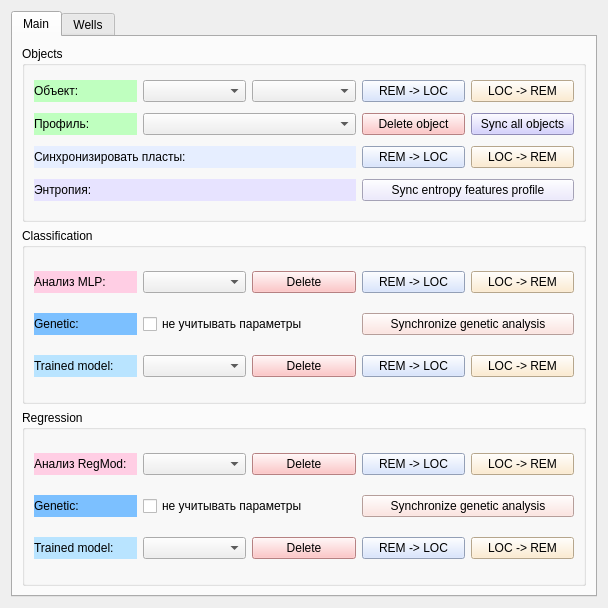
The window that qt/rem_db_window.ui (idergunoff/geovel_1.0) describes before a commit, drawn with Qt 5.
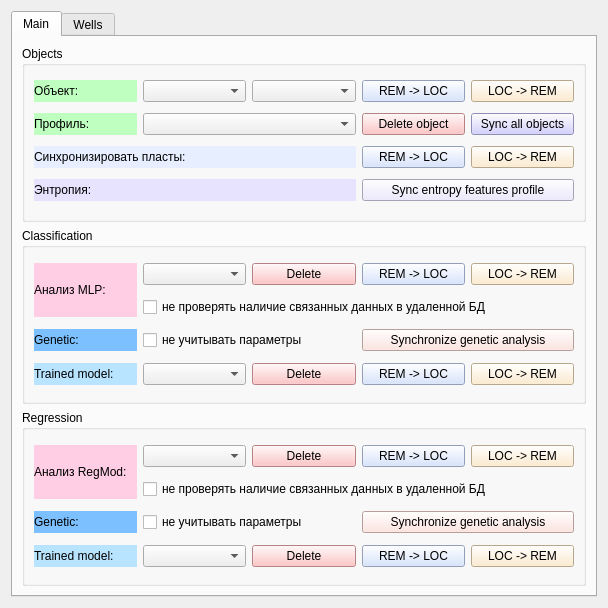
The same window after the commit.

Commit message: checkBox_dont_check_dependencies for clas and reg

```diff
--- a/qt/rem_db_window.ui
+++ b/qt/rem_db_window.ui
@@ -197,20 +197,30 @@
           <string>Classification</string>
          </property>
          <layout class="QGridLayout" name="gridLayout_3">
-          <item row="0" column="3">
-           <widget class="QPushButton" name="pushButton_load_mlp">
+          <item row="3" column="1" colspan="2">
+           <widget class="QCheckBox" name="checkBox_check_ga_params">
+            <property name="text">
+             <string>не учитывать параметры</string>
+            </property>
+           </widget>
+          </item>
+          <item row="0" column="4">
+           <widget class="QPushButton" name="pushButton_unload_mlp">
             <property name="toolTip">
-             <string>Загрузить анализ MLP с удаленной БД на локальную</string>
+             <string>Выгрузить анализ с локальной БД на удаленную</string>
             </property>
             <property name="styleSheet">
-             <string notr="true">background-color: rgb(206, 222, 255);</string>
+             <string notr="true">background-color: rgb(255, 233, 196);</string>
             </property>
             <property name="text">
-             <string>REM -&gt; LOC</string>
+             <string>LOC -&gt; REM</string>
             </property>
            </widget>
           </item>
-          <item row="2" column="2">
+          <item row="4" column="1">
+           <widget class="QComboBox" name="comboBox_trained_model_rdb"/>
+          </item>
+          <item row="4" column="2">
            <widget class="QPushButton" name="pushButton_delete_model_rdb">
             <property name="toolTip">
              <string>Удалить модель в удаленной БД</string>
@@ -236,10 +246,17 @@
             </property>
            </widget>
           </item>
-          <item row="0" column="1">
-           <widget class="QComboBox" name="comboBox_mlp_rdb"/>
+          <item row="4" column="4">
+           <widget class="QPushButton" name="pushButton_unload_model">
+            <property name="styleSheet">
+             <string notr="true">background-color: rgb(255, 233, 196);</string>
+            </property>
+            <property name="text">
+             <string>LOC -&gt; REM</string>
+            </property>
+           </widget>
           </item>
-          <item row="1" column="0">
+          <item row="3" column="0">
            <widget class="QLabel" name="label_6">
             <property name="styleSheet">
              <string notr="true">background-color: rgb(124, 192, 255);</string>
@@ -249,30 +266,23 @@
             </property>
            </widget>
           </item>
-          <item row="0" column="4">
-           <widget class="QPushButton" name="pushButton_unload_mlp">
+          <item row="0" column="1">
+           <widget class="QComboBox" name="comboBox_mlp_rdb"/>
+          </item>
+          <item row="0" column="3">
+           <widget class="QPushButton" name="pushButton_load_mlp">
             <property name="toolTip">
-             <string>Выгрузить анализ с локальной БД на удаленную</string>
+             <string>Загрузить анализ MLP с удаленной БД на локальную</string>
             </property>
             <property name="styleSheet">
-             <string notr="true">background-color: rgb(255, 233, 196);</string>
+             <string notr="true">background-color: rgb(206, 222, 255);</string>
             </property>
             <property name="text">
-             <string>LOC -&gt; REM</string>
+             <string>REM -&gt; LOC</string>
             </property>
            </widget>
           </item>
-          <item row="2" column="1">
-           <widget class="QComboBox" name="comboBox_trained_model_rdb"/>
-          </item>
-          <item row="1" column="1" colspan="2">
-           <widget class="QCheckBox" name="checkBox_check_ga_params">
-            <property name="text">
-             <string>не учитывать параметры</string>
-            </property>
-           </widget>
-          </item>
-          <item row="2" column="0">
+          <item row="4" column="0">
            <widget class="QLabel" name="label_7">
             <property name="styleSheet">
              <string notr="true">background-color: rgb(185, 228, 255);</string>
@@ -282,17 +292,7 @@
             </property>
            </widget>
           </item>
-          <item row="0" column="0">
-           <widget class="QLabel" name="label_3">
-            <property name="styleSheet">
-             <string notr="true">background-color: rgb(255, 206, 228);</string>
-            </property>
-            <property name="text">
-             <string>Анализ MLP:</string>
-            </property>
-           </widget>
-          </item>
-          <item row="1" column="3" colspan="2">
+          <item row="3" column="3" colspan="2">
            <widget class="QPushButton" name="pushButton_sync_ga_cls">
             <property name="styleSheet">
              <string notr="true">background-color: rgb(255, 221, 215);</string>
@@ -302,7 +302,7 @@
             </property>
            </widget>
           </item>
-          <item row="2" column="3">
+          <item row="4" column="3">
            <widget class="QPushButton" name="pushButton_load_model">
             <property name="styleSheet">
              <string notr="true">background-color: rgb(206, 222, 255);</string>
@@ -312,13 +312,20 @@
             </property>
            </widget>
           </item>
-          <item row="2" column="4">
-           <widget class="QPushButton" name="pushButton_unload_model">
+          <item row="0" column="0" rowspan="2">
+           <widget class="QLabel" name="label_3">
             <property name="styleSheet">
-             <string notr="true">background-color: rgb(255, 233, 196);</string>
+             <string notr="true">background-color: rgb(255, 206, 228);</string>
             </property>
             <property name="text">
-             <string>LOC -&gt; REM</string>
+             <string>Анализ MLP:</string>
+            </property>
+           </widget>
+          </item>
+          <item row="1" column="1" colspan="4">
+           <widget class="QCheckBox" name="checkBox_dont_check_dependencies">
+            <property name="text">
+             <string>не проверять наличие связанных данных в удаленной БД</string>
             </property>
            </widget>
           </item>
@@ -331,30 +338,7 @@
           <string>Regression</string>
          </property>
          <layout class="QGridLayout" name="gridLayout_4">
-          <item row="0" column="2">
-           <widget class="QPushButton" name="pushButton_delete_regmod_rdb">
-            <property name="toolTip">
-             <string>Удалить анализ MLP в удаленной БД</string>
-            </property>
-            <property name="styleSheet">
-             <string notr="true">background-color: rgb(255, 181, 182);</string>
-            </property>
-            <property name="text">
-             <string>Delete</string>
-            </property>
-           </widget>
-          </item>
-          <item row="1" column="0">
-           <widget class="QLabel" name="label_8">
-            <property name="styleSheet">
-             <string notr="true">background-color: rgb(124, 192, 255);</string>
-            </property>
-            <property name="text">
-             <string>Genetic:</string>
-            </property>
-           </widget>
-          </item>
-          <item row="2" column="2">
+          <item row="3" column="2">
            <widget class="QPushButton" name="pushButton_delete_model_reg_rdb">
             <property name="toolTip">
              <string>Удалить модель в удаленной БД</string>
@@ -367,16 +351,6 @@
             </property>
            </widget>
           </item>
-          <item row="0" column="0">
-           <widget class="QLabel" name="label_10">
-            <property name="styleSheet">
-             <string notr="true">background-color: rgb(255, 206, 228);</string>
-            </property>
-            <property name="text">
-             <string>Анализ RegMod:</string>
-            </property>
-           </widget>
-          </item>
           <item row="0" column="4">
            <widget class="QPushButton" name="pushButton_unload_regmod">
             <property name="toolTip">
@@ -390,20 +364,76 @@
             </property>
            </widget>
           </item>
-          <item row="1" column="1" colspan="2">
-           <widget class="QCheckBox" name="checkBox_check_ga_params_reg">
-            <property name="text">
-             <string>не учитывать параметры</string>
-            </property>
-           </widget>
-          </item>
-          <item row="2" column="1">
+          <item row="3" column="1">
            <widget class="QComboBox" name="comboBox_trained_model_reg_rdb"/>
           </item>
+          <item row="0" column="3">
+           <widget class="QPushButton" name="pushButton_load_regmod">
+            <property name="toolTip">
+             <string>Загрузить анализ MLP с удаленной БД на локальную</string>
+            </property>
+            <property name="styleSheet">
+             <string notr="true">background-color: rgb(206, 222, 255);</string>
+            </property>
+            <property name="text">
+             <string>REM -&gt; LOC</string>
+            </property>
+           </widget>
+          </item>
+          <item row="3" column="3">
+           <widget class="QPushButton" name="pushButton_load_model_reg">
+            <property name="styleSheet">
+             <string notr="true">background-color: rgb(206, 222, 255);</string>
+            </property>
+            <property name="text">
+             <string>REM -&gt; LOC</string>
+            </property>
+           </widget>
+          </item>
+          <item row="0" column="2">
+           <widget class="QPushButton" name="pushButton_delete_regmod_rdb">
+            <property name="toolTip">
+             <string>Удалить анализ MLP в удаленной БД</string>
+            </property>
+            <property name="styleSheet">
+             <string notr="true">background-color: rgb(255, 181, 182);</string>
+            </property>
+            <property name="text">
+             <string>Delete</string>
+            </property>
+           </widget>
+          </item>
           <item row="0" column="1">
            <widget class="QComboBox" name="comboBox_regmod_rdb"/>
           </item>
-          <item row="2" column="4">
+          <item row="2" column="1" colspan="2">
+           <widget class="QCheckBox" name="checkBox_check_ga_params_reg">
+            <property name="text">
+             <string>не учитывать параметры</string>
+            </property>
+           </widget>
+          </item>
+          <item row="3" column="0">
+           <widget class="QLabel" name="label_9">
+            <property name="styleSheet">
+             <string notr="true">background-color: rgb(185, 228, 255);</string>
+            </property>
+            <property name="text">
+             <string>Trained model:</string>
+            </property>
+           </widget>
+          </item>
+          <item row="2" column="0">
+           <widget class="QLabel" name="label_8">
+            <property name="styleSheet">
+             <string notr="true">background-color: rgb(124, 192, 255);</string>
+            </property>
+            <property name="text">
+             <string>Genetic:</string>
+            </property>
+           </widget>
+          </item>
+          <item row="3" column="4">
            <widget class="QPushButton" name="pushButton_unload_model_reg">
             <property name="styleSheet">
              <string notr="true">background-color: rgb(255, 233, 196);</string>
@@ -413,7 +443,7 @@
             </property>
            </widget>
           </item>
-          <item row="1" column="3" colspan="2">
+          <item row="2" column="3" colspan="2">
            <widget class="QPushButton" name="pushButton_sync_ga_reg">
             <property name="styleSheet">
              <string notr="true">background-color: rgb(255, 221, 215);</string>
@@ -423,36 +453,20 @@
             </property>
            </widget>
           </item>
-          <item row="0" column="3">
-           <widget class="QPushButton" name="pushButton_load_regmod">
-            <property name="toolTip">
-             <string>Загрузить анализ MLP с удаленной БД на локальную</string>
-            </property>
+          <item row="0" column="0" rowspan="2">
+           <widget class="QLabel" name="label_10">
             <property name="styleSheet">
-             <string notr="true">background-color: rgb(206, 222, 255);</string>
+             <string notr="true">background-color: rgb(255, 206, 228);</string>
             </property>
             <property name="text">
-             <string>REM -&gt; LOC</string>
+             <string>Анализ RegMod:</string>
             </property>
            </widget>
           </item>
-          <item row="2" column="0">
-           <widget class="QLabel" name="label_9">
-            <property name="styleSheet">
-             <string notr="true">background-color: rgb(185, 228, 255);</string>
-            </property>
+          <item row="1" column="1" colspan="4">
+           <widget class="QCheckBox" name="checkBox_dont_check_reg_dependencies">
             <property name="text">
-             <string>Trained model:</string>
-            </property>
-           </widget>
-          </item>
-          <item row="2" column="3">
-           <widget class="QPushButton" name="pushButton_load_model_reg">
-            <property name="styleSheet">
-             <string notr="true">background-color: rgb(206, 222, 255);</string>
-            </property>
-            <property name="text">
-             <string>REM -&gt; LOC</string>
+             <string>не проверять наличие связанных данных в удаленной БД</string>
             </property>
            </widget>
           </item>
```
The commit also changes 4 other files.
